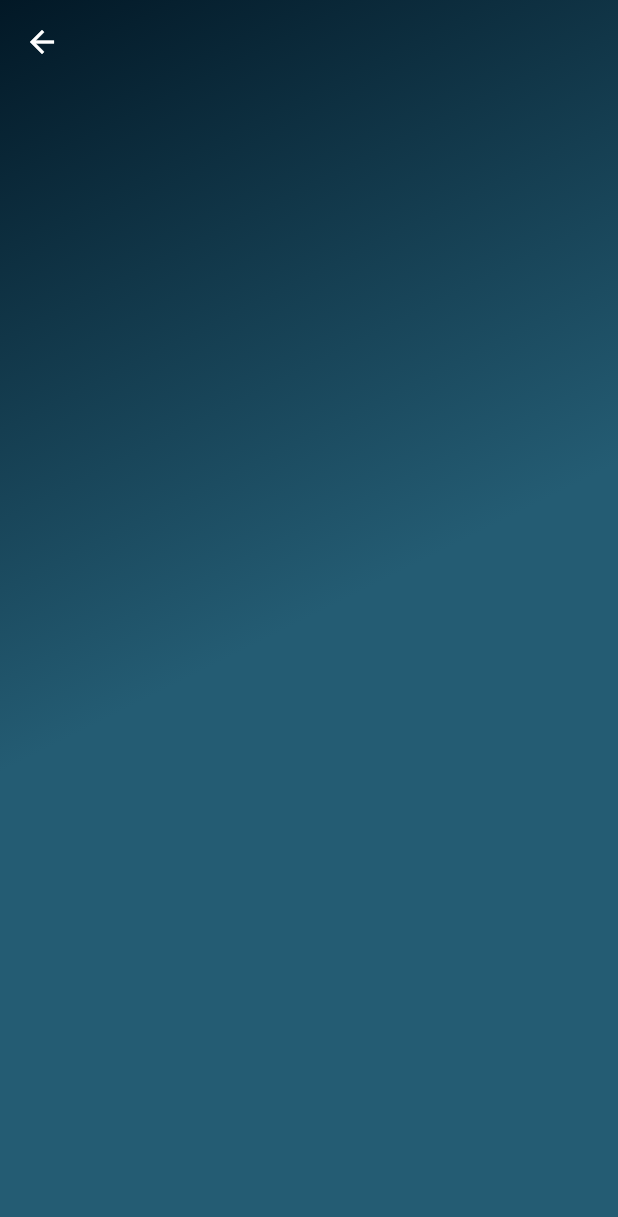
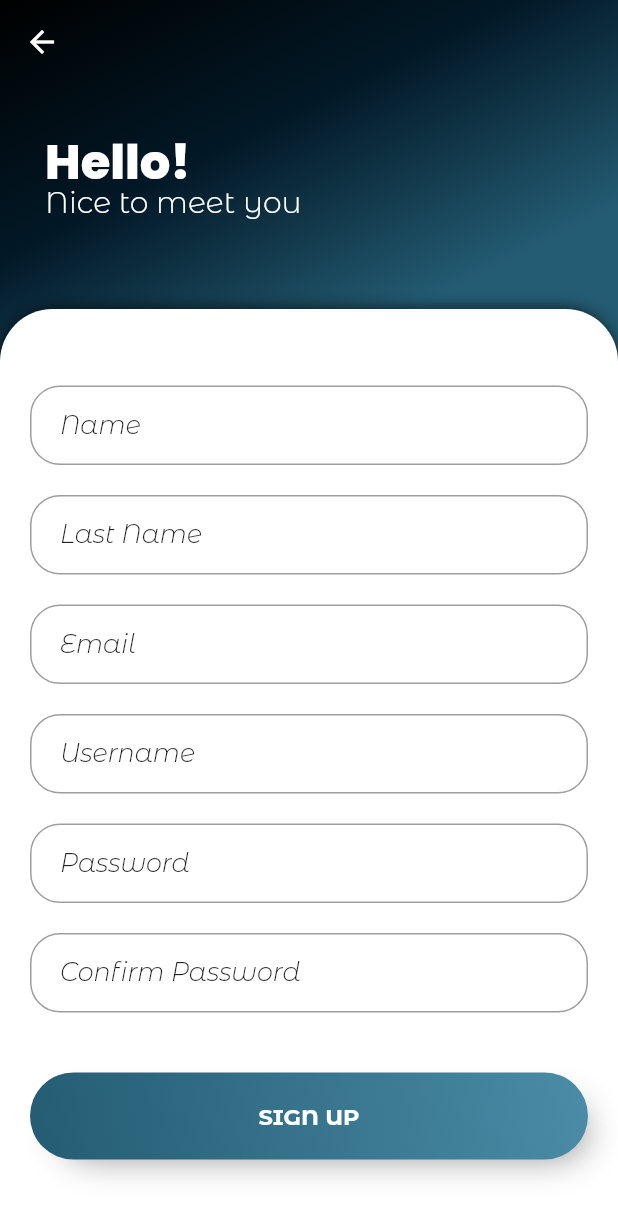
Before and after one commit to mekarostudio/mekarohub, a Flutter app: the screen it shows after launch, after a tap on "SIGN UP", on a phone screen of 412 x 824 dp. Shown: the top 1217 px of the screen. Run offline on Flutter 3.47's test engine with Material 2 defaults, Android fonts, the phone set to English and light mode, and no system bars; project files that could hold a hidden picture were left out.

Commit message:
Sign Up Form

```diff
--- /dev/null
+++ b/lib/screen/section/signupform.dart
@@ -0,0 +1,50 @@
+import 'package:flutter/material.dart';
+import 'package:provider/provider.dart';
+
+import '../../data/formdata.dart';
+import '../../core/form/inpuitfield.dart';
+
+class SignUpForm extends StatelessWidget {
+  const SignUpForm({Key? key}) : super(key: key);
+
+  @override
+  Widget build(BuildContext context) {
+    final formData = Provider.of<FormData>(context);
+    final name = formData.getModel("name");
+    final lastname = formData.getModel("lastname");
+    final email = formData.getModel("email");
+    final username = formData.getModel("username");
+
+    final password = formData.getModel("password");
+    final repeatpassword = formData.getModel("repeatpassword");
+
+    return Container(
+      child: Form(
+        key: formData.key,
+        child: Column(
+          children: [
+            InputFild(
+              marginTop: 0,
+              model: name!,
+            ),
+            InputFild(
+              model: lastname!,
+            ),
+            InputFild(
+              model: email!,
+            ),
+            InputFild(
+              model: username!,
+            ),
+            InputFild(
+              model: password!,
+            ),
+            InputFild(
+              model: repeatpassword!,
+            ),
+          ],
+        ),
+      ),
+    );
+  }
+}
--- a/lib/screen/signupscreen.dart
+++ b/lib/screen/signupscreen.dart
@@ -1,8 +1,12 @@
 import 'package:flutter/material.dart';
+import 'package:provider/provider.dart';
 
 import '../gui/buttonstylea.dart';
+import '../core/data/inputmodel.dart';
+import '../data/formdata.dart';
 
 import '../core/screen/basescreen.dart';
+import './section/signupform.dart';
 
 class SignUpScreen extends StatelessWidget {
   const SignUpScreen({Key? key}) : super(key: key);
@@ -11,17 +15,150 @@ class SignUpScreen extends StatelessWidget {
 
   @override
   Widget build(BuildContext context) {
+    double whiteContainerHeight = MediaQuery.of(context).size.height * .75;
+    double whiteContainerWidth = MediaQuery.of(context).size.width;
+
+    final name = InputModel(
+      name: "name",
+      placeholder: "Name",
+    );
+
+    final lastname = InputModel(
+      name: "lastname",
+      placeholder: "Last Name",
+    );
+
+    final email = InputModel(
+      name: "email",
+      placeholder: "Email",
+      isRequired: true,
+    );
+
+    final username = InputModel(
+      name: "username",
+      placeholder: "Username",
+      isRequired: true,
+    );
+
+    final password = InputModel(
+      name: "password",
+      placeholder: "Password",
+      isPassword: true,
+      isRequired: true,
+    );
+
+    final repeatpassword = InputModel(
+      name: "confirm_password",
+      placeholder: "Confirm Password",
+      isPassword: true,
+      isRequired: true,
+    );
+
+    final formData = FormData();
+    formData.add('name', name);
+    formData.add('lastname', lastname);
+    formData.add('username', username);
+    formData.add('email', email);
+    formData.add('password', password);
+    formData.add('repeatpassword', repeatpassword);
+
     return BaseScreen(
       headerIconColor: Colors.white,
       backgroundGradient: const LinearGradient(
         begin: Alignment.topLeft,
         end: Alignment.center,
         colors: [
+          Colors.black,
           Color(0XFF021826),
+          Color(0XFF245C73),
           Color(0XFF245C73),
         ],
       ),
-      body: Container(),
+      extendBodyBehindAppBar: true,
+      body: Stack(
+        children: [
+          Positioned(
+            top: 100,
+            left: 0,
+            child: Container(
+              padding: const EdgeInsets.symmetric(
+                horizontal: 30,
+              ),
+              child: Column(
+                mainAxisAlignment: MainAxisAlignment.start,
+                crossAxisAlignment: CrossAxisAlignment.start,
+                children: [
+                  Text(
+                    "Hello!",
+                    style: Theme.of(context).textTheme.headline1!.copyWith(
+                          height: .8,
+                          color: Colors.white,
+                        ),
+                    textAlign: TextAlign.left,
+                  ),
+                  Text(
+                    "Nice to meet you",
+                    style: Theme.of(context).textTheme.subtitle1!.copyWith(
+                          height: 1,
+                          color: Colors.white,
+                        ),
+                    textAlign: TextAlign.left,
+                  ),
+                ],
+              ),
+            ),
+          ),
+          Positioned(
+            bottom: 0,
+            left: 0,
+            child: Container(
+              height: whiteContainerHeight,
+              width: whiteContainerWidth,
+              decoration: const BoxDecoration(
+                color: Colors.white,
+                borderRadius: BorderRadius.only(
+                  topLeft: Radius.circular(35),
+                  topRight: Radius.circular(35),
+                ),
+                boxShadow: [
+                  BoxShadow(
+                    color: Colors.black,
+                    blurRadius: 10,
+                    spreadRadius: -2,
+                  )
+                ],
+              ),
+              child: Center(
+                child: NotificationListener<OverscrollIndicatorNotification>(
+                  // Remove the efect
+                  onNotification: (OverscrollIndicatorNotification overscroll) {
+                    overscroll.disallowGlow();
+                    return true;
+                  },
+                  child: ListView(
+                    padding: const EdgeInsets.all(20),
+                    shrinkWrap: true,
+                    reverse: true,
+                    children: [
+                      ChangeNotifierProvider(
+                        create: (ctx) => formData,
+                        child: const SignUpForm(),
+                      ),
+                      ButtonStyleA(
+                        text: 'Sign Up',
+                        marginTop: 40.0,
+                        onPressed: () {
+                          formData.check();
+                        },
+                      ),
+                    ].reversed.toList(),
+                  ),
+                ),
+              ),
+            ),
+          ),
+        ],
+      ),
     );
   }
 }
```
